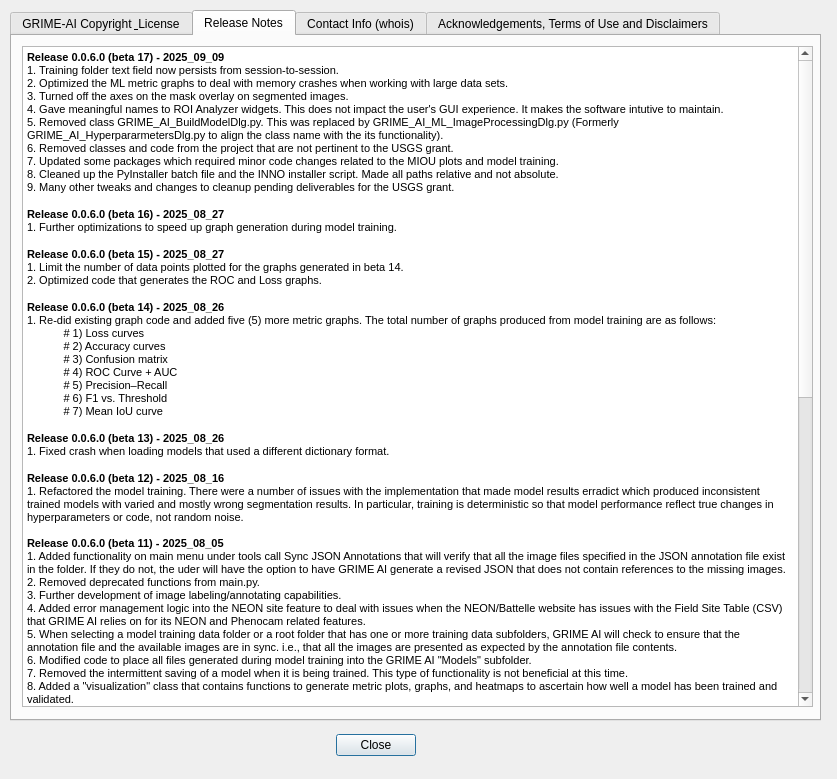
Before: the Qt Designer form QDialog_ReleaseNotes.ui in JohnStranzl/GRIME-AI, drawn with Qt 5.
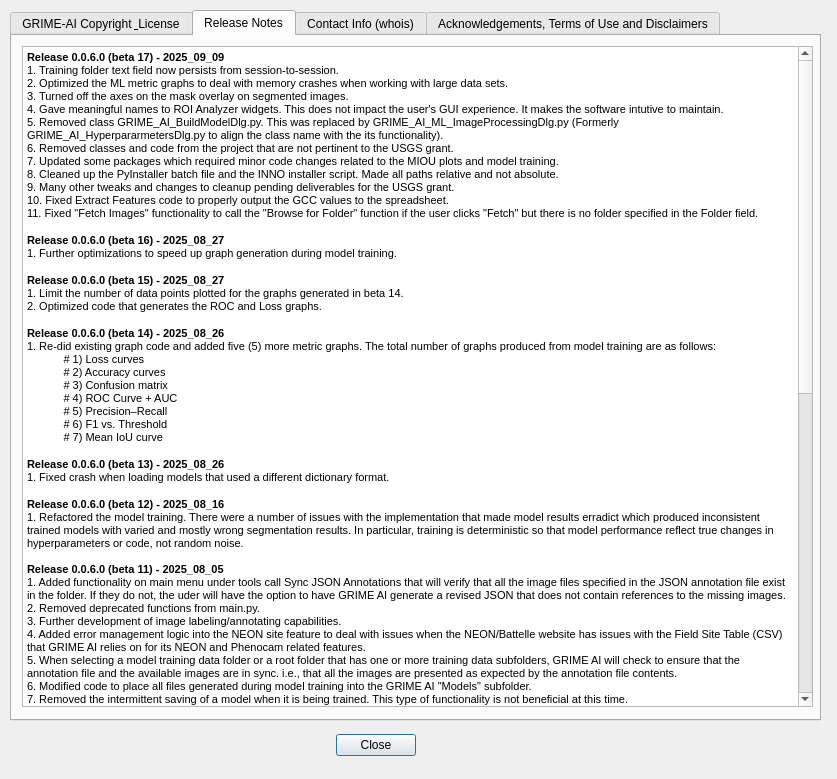
After: the same form once the commit is applied.

Commit message: Added more release notes.

Diff of the .ui file:
```diff
--- a/QDialog_ReleaseNotes.ui
+++ b/QDialog_ReleaseNotes.ui
@@ -104,7 +104,8 @@
 &lt;p style=&quot; margin-top:0px; margin-bottom:0px; margin-left:0px; margin-right:0px; -qt-block-indent:0; text-indent:0px;&quot;&gt;&lt;span style=&quot; font-family:'MS Shell Dlg 2'; font-size:8pt;&quot;&gt;3. Turned off the axes on the mask overlay on segmented images.&lt;br /&gt;4. Gave meaningful names to ROI Analyzer widgets. This does not impact the user's GUI experience. It makes the software intutive to maintain.&lt;/span&gt;&lt;/p&gt;
 &lt;p style=&quot; margin-top:0px; margin-bottom:0px; margin-left:0px; margin-right:0px; -qt-block-indent:0; text-indent:0px;&quot;&gt;&lt;span style=&quot; font-family:'MS Shell Dlg 2'; font-size:8pt;&quot;&gt;5. Removed class GRIME_AI_BuildModelDlg.py. This was replaced by GRIME_AI_ML_ImageProcessingDlg.py (Formerly GRIME_AI_HyperpararmetersDlg.py to align the class name with the its functionality).&lt;br /&gt;6. Removed classes and code from the project that are not pertinent to the USGS grant.&lt;/span&gt;&lt;/p&gt;
 &lt;p style=&quot; margin-top:0px; margin-bottom:0px; margin-left:0px; margin-right:0px; -qt-block-indent:0; text-indent:0px;&quot;&gt;&lt;span style=&quot; font-family:'MS Shell Dlg 2'; font-size:8pt;&quot;&gt;7. Updated some packages which required minor code changes related to the MIOU plots and model training.&lt;/span&gt;&lt;/p&gt;
-&lt;p style=&quot; margin-top:0px; margin-bottom:0px; margin-left:0px; margin-right:0px; -qt-block-indent:0; text-indent:0px;&quot;&gt;&lt;span style=&quot; font-family:'MS Shell Dlg 2'; font-size:8pt;&quot;&gt;8. Cleaned up the PyInstaller batch file and the INNO installer script. Made all paths relative and not absolute.&lt;br /&gt;9. Many other tweaks and changes to cleanup pending deliverables for the USGS grant.&lt;/span&gt;&lt;/p&gt;
+&lt;p style=&quot; margin-top:0px; margin-bottom:0px; margin-left:0px; margin-right:0px; -qt-block-indent:0; text-indent:0px;&quot;&gt;&lt;span style=&quot; font-family:'MS Shell Dlg 2'; font-size:8pt;&quot;&gt;8. Cleaned up the PyInstaller batch file and the INNO installer script. Made all paths relative and not absolute.&lt;br /&gt;9. Many other tweaks and changes to cleanup pending deliverables for the USGS grant.&lt;br /&gt;10. Fixed Extract Features code to properly output the GCC values to the spreadsheet.&lt;/span&gt;&lt;/p&gt;
+&lt;p style=&quot; margin-top:0px; margin-bottom:0px; margin-left:0px; margin-right:0px; -qt-block-indent:0; text-indent:0px;&quot;&gt;&lt;span style=&quot; font-family:'MS Shell Dlg 2'; font-size:8pt;&quot;&gt;11. Fixed &amp;quot;Fetch Images&amp;quot; functionality to call the &amp;quot;Browse for Folder&amp;quot; function if the user clicks &amp;quot;Fetch&amp;quot; but there is no folder specified in the Folder field.&lt;/span&gt;&lt;/p&gt;
 &lt;p style=&quot;-qt-paragraph-type:empty; margin-top:0px; margin-bottom:0px; margin-left:0px; margin-right:0px; -qt-block-indent:0; text-indent:0px;&quot;&gt;&lt;br /&gt;&lt;/p&gt;
 &lt;p style=&quot; margin-top:0px; margin-bottom:0px; margin-left:0px; margin-right:0px; -qt-block-indent:0; text-indent:0px;&quot;&gt;&lt;span style=&quot; font-family:'MS Shell Dlg 2','sans-serif'; font-size:8.25pt; font-weight:600;&quot;&gt;Release 0.0.6.0 (beta 16) - 2025_08_27&lt;/span&gt;&lt;/p&gt;
 &lt;p style=&quot; margin-top:0px; margin-bottom:0px; margin-left:0px; margin-right:0px; -qt-block-indent:0; text-indent:0px;&quot;&gt;&lt;span style=&quot; font-family:'MS Shell Dlg 2'; font-size:8pt;&quot;&gt;1. Further optimizations to speed up graph generation during model training.&lt;/span&gt;&lt;/p&gt;
```
